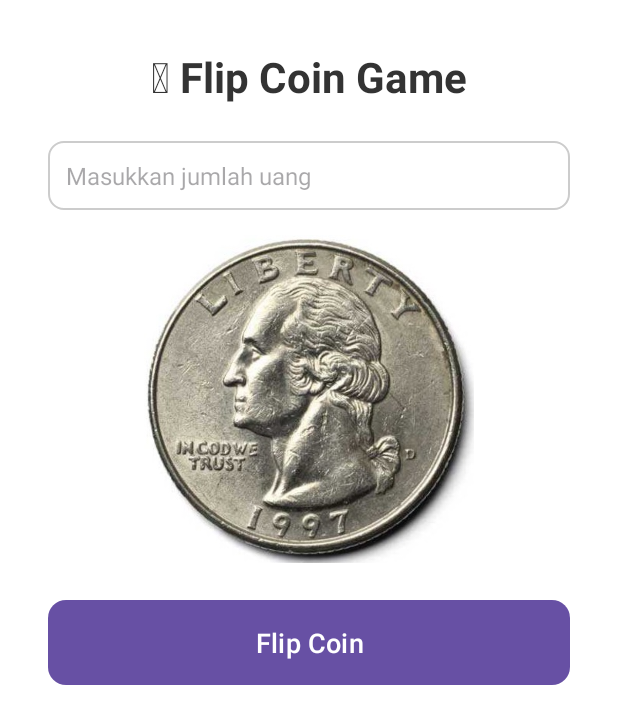
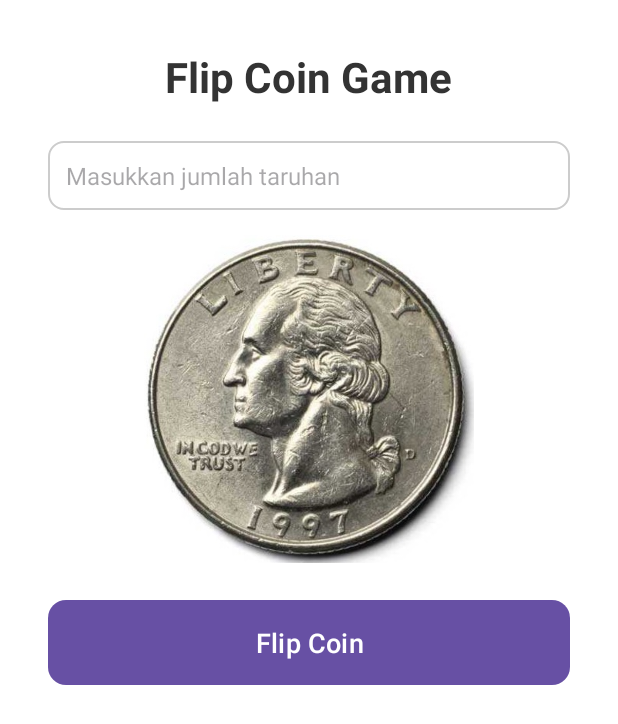
Before and after one commit to ariel-naviandana/UTP-PAM, an Android app: the CoinActivity screen opened directly, with no data from a screen before it, on a phone screen of 412 x 824 dp. Shown: the top 724 px of the screen. Run offline under Robolectric (Android 15) with nearby library versions, the phone set to English and light mode, and no system bars.

```diff
--- a/app/src/main/java/com/example/hercules77/CoinActivity.java
+++ b/app/src/main/java/com/example/hercules77/CoinActivity.java
@@ -97,7 +97,7 @@ public class CoinActivity extends AppCompatActivity {
         // Tentukan menang atau kalah
         if (userGuess.equals(actualResult)) {
             int totalMenang = jumlahUang * 2;
-            resultText.setText("Anda Menang!\nHasil: " + actualResult + "\nUang Anda menjadi: " + totalMenang);
+            resultText.setText("Anda Menang!\nHasil: " + actualResult + "\nUang yang Anda dapatkan: " + totalMenang);
             resultText.setTextColor(getResources().getColor(android.R.color.holo_green_dark));
             lastResult = "WIN";
         } else {
--- a/app/src/main/res/layout/activity_coin.xml
+++ b/app/src/main/res/layout/activity_coin.xml
@@ -14,7 +14,7 @@
         <TextView
             android:layout_width="wrap_content"
             android:layout_height="wrap_content"
-            android:text="🪙 Flip Coin Game"
+            android:text="Flip Coin Game"
             android:textSize="28sp"
             android:textStyle="bold"
             android:textColor="#333"
@@ -24,7 +24,7 @@
             android:id="@+id/inputUang"
             android:layout_width="match_parent"
             android:layout_height="wrap_content"
-            android:hint="Masukkan jumlah uang"
+            android:hint="Masukkan jumlah taruhan"
             android:inputType="number"
             android:background="@drawable/edittext_bg"
             android:padding="12dp"
```
